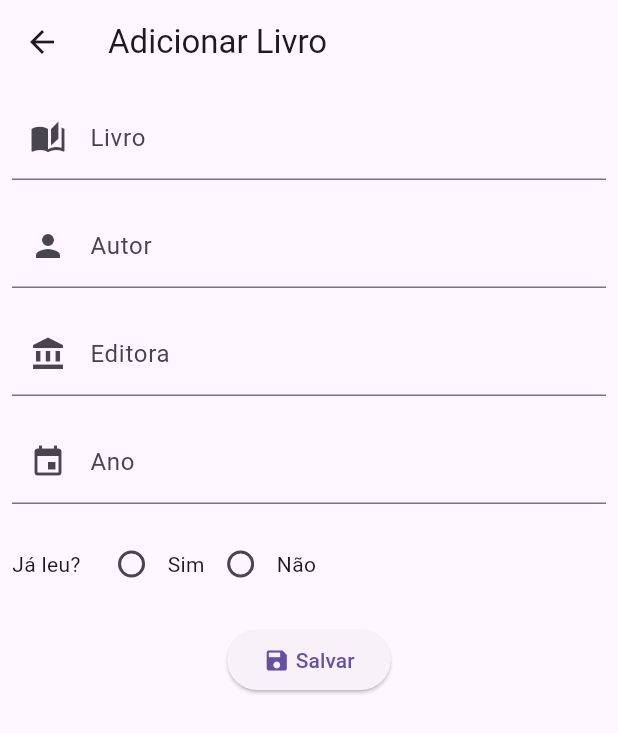
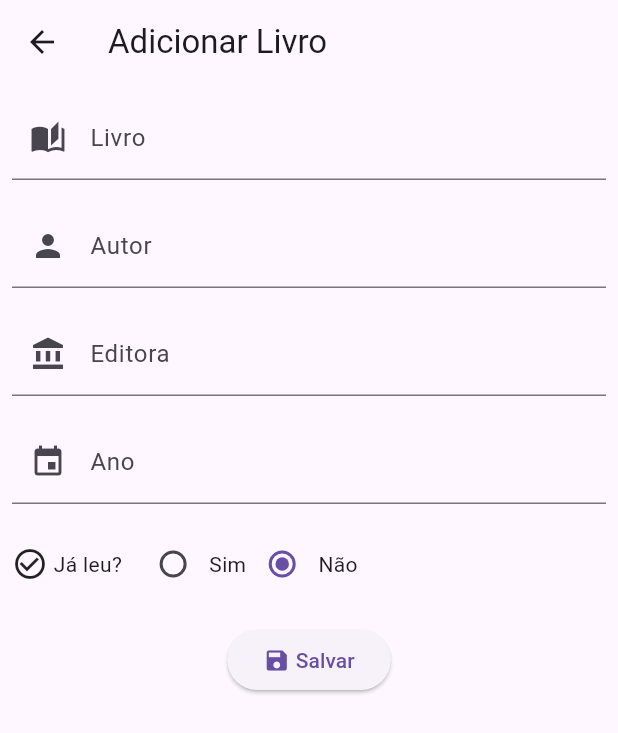
Before and after one commit to camilafbarcellos/flutter-todo, a Flutter app: the FormLivro screen opened directly, on a phone screen of 412 x 824 dp. Shown: the top 733 px of the screen. Run offline on Flutter 3.47's test engine with Material 3 defaults, Android fonts, the phone set to English and light mode, and no system bars; our stand-ins replace sqflite, transparent_image; accounts and stored records are empty; network calls fail.

Commit message:
fix: add livro lido default 0

```diff
--- a/lib/screens/livro_form.dart
+++ b/lib/screens/livro_form.dart
@@ -13,7 +13,7 @@ class FormLivro extends StatefulWidget {
   final TextEditingController _controladorAutor = TextEditingController();
   final TextEditingController _controladorEditora = TextEditingController();
   final TextEditingController _controladorAno = TextEditingController();
-  int? _controladorLido; // integer se leu ou nao
+  int? _controladorLido = 0; // integer se leu ou não -> default 0
 
   @override
   State<StatefulWidget> createState() {
@@ -138,7 +138,8 @@ class FormLivroState extends State<FormLivro> {
                 padding: const EdgeInsets.all(8.0),
                 child: Row(
                   children: [
-                    Text('Já leu?'),
+                    Icon(Icons.check_circle_outline),
+                    Text(' Já leu?'),
                     SizedBox(width: 10),
                     Row(
                       children: [
```
